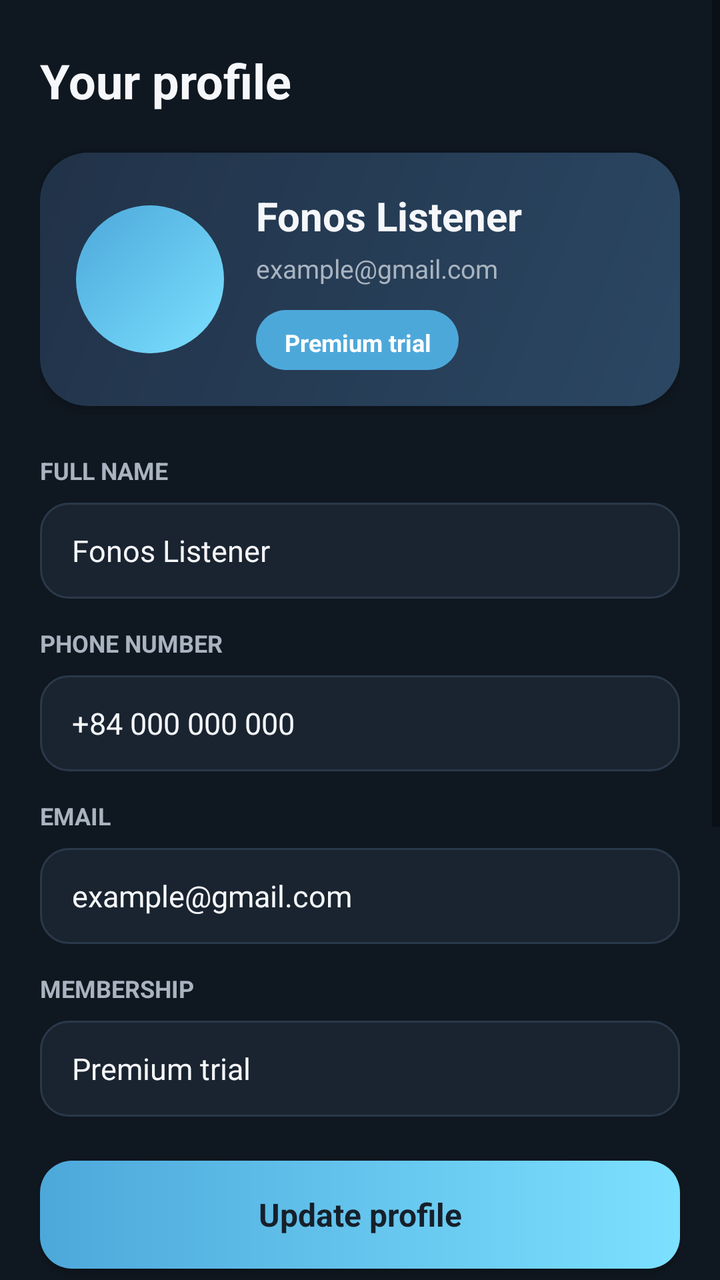
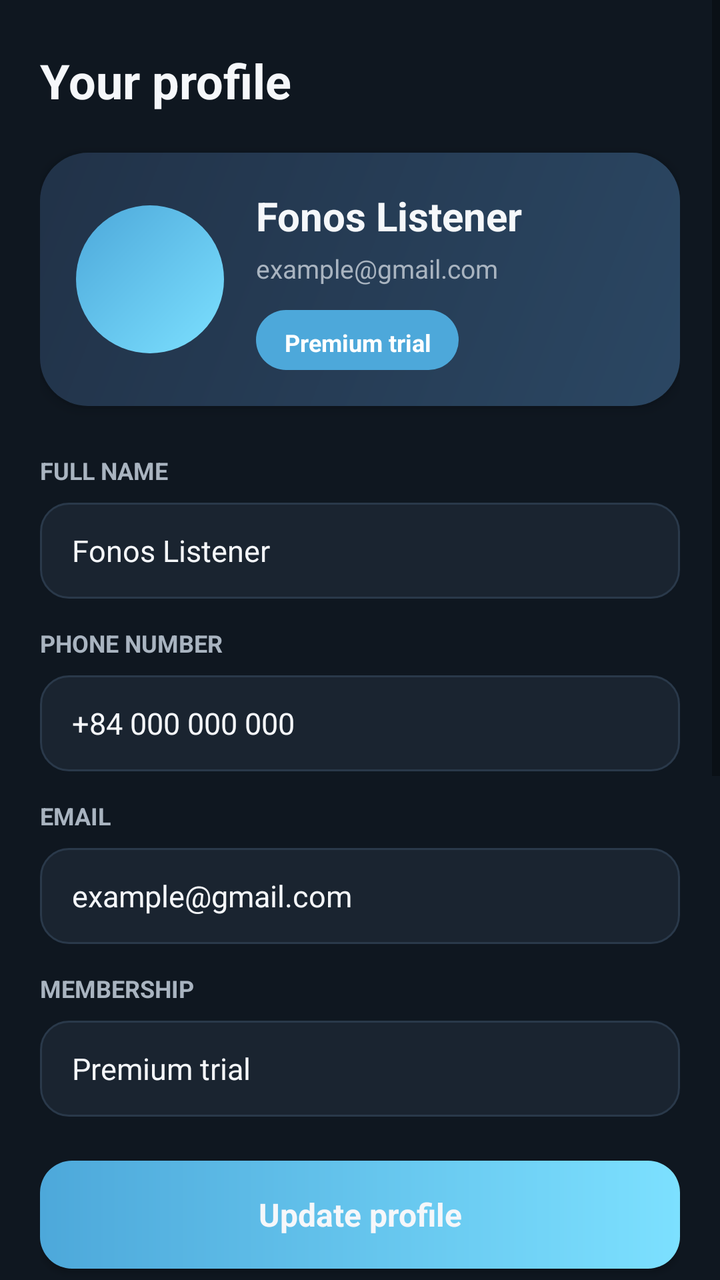

Before-and-after screenshots of an Android layout around one commit, followed by the original layout XML and the change that was made.
<!-- AndroidManifest.xml: application theme Theme.Fonosfinal -->
<!-- res/layout/fragment_profile.xml -->
<?xml version="1.0" encoding="utf-8"?>
<ScrollView xmlns:android="http://schemas.android.com/apk/res/android"
    android:layout_width="match_parent"
    android:layout_height="match_parent"
    android:background="@color/background"
    android:fillViewport="true">

    <LinearLayout
        android:layout_width="match_parent"
        android:layout_height="wrap_content"
        android:orientation="vertical"
        android:paddingStart="20dp"
        android:paddingTop="24dp"
        android:paddingEnd="20dp"
        android:paddingBottom="24dp">

        <TextView
            android:id="@+id/text_profile_header"
            style="@style/FonosHeadingLarge"
            android:text="Your profile" />

        <LinearLayout
            android:id="@+id/layout_profile_card"
            android:layout_width="match_parent"
            android:layout_height="wrap_content"
            android:layout_marginTop="20dp"
            android:background="@drawable/bg_hero_card_gradient"
            android:elevation="4dp"
            android:gravity="center_vertical"
            android:orientation="horizontal"
            android:padding="18dp">

            <View
                android:id="@+id/view_profile_avatar"
                android:layout_width="74dp"
                android:layout_height="74dp"
                android:background="@drawable/bg_avatar_placeholder" />

            <LinearLayout
                android:layout_width="0dp"
                android:layout_height="wrap_content"
                android:layout_marginStart="16dp"
                android:layout_weight="1"
                android:orientation="vertical">

                <TextView
                    android:id="@+id/text_profile_name"
                    android:layout_width="match_parent"
                    android:layout_height="wrap_content"
                    android:text="Fonos Listener"
                    android:textColor="@color/text_primary"
                    android:textSize="20sp"
                    android:textStyle="bold" />

                <TextView
                    android:id="@+id/text_profile_email"
                    android:layout_width="match_parent"
                    android:layout_height="wrap_content"
                    android:layout_marginTop="4dp"
                    android:text="example@gmail.com"
                    android:textColor="@color/text_secondary"
                    android:textSize="13sp" />

                <TextView
                    android:id="@+id/text_profile_status"
                    android:layout_width="wrap_content"
                    android:layout_height="30dp"
                    android:layout_marginTop="12dp"
                    android:background="@drawable/bg_chip_selected"
                    android:gravity="center"
                    android:paddingStart="14dp"
                    android:paddingEnd="14dp"
                    android:text="Premium trial"
                    android:textColor="@color/chip_selected_text"
                    android:textSize="12sp"
                    android:textStyle="bold" />
            </LinearLayout>
        </LinearLayout>

        <TextView
            style="@style/FonosProfileLabel"
            android:layout_marginTop="24dp"
            android:text="FULL NAME" />

        <TextView
            style="@style/FonosProfileField"
            android:text="Fonos Listener" />

        <TextView
            style="@style/FonosProfileLabel"
            android:text="PHONE NUMBER" />

        <TextView
            style="@style/FonosProfileField"
            android:text="+84 000 000 000" />

        <TextView
            style="@style/FonosProfileLabel"
            android:text="EMAIL" />

        <TextView
            style="@style/FonosProfileField"
            android:text="example@gmail.com" />

        <TextView
            style="@style/FonosProfileLabel"
            android:text="MEMBERSHIP" />

        <TextView
            style="@style/FonosProfileField"
            android:text="Premium trial" />

        <Button
            android:id="@+id/button_update_profile"
            android:layout_width="match_parent"
            android:layout_height="54dp"
            android:layout_marginTop="22dp"
            android:background="@drawable/bg_button_primary"
            android:backgroundTint="@null"
            android:text="Update profile"
            android:textAllCaps="false"
            android:textColor="@color/primary_variant"
            android:textSize="16sp"
            android:textStyle="bold" />

        <TextView
            android:id="@+id/text_profile_settings"
            style="@style/FonosHeadingMedium"
            android:layout_marginTop="28dp"
            android:text="Settings" />

        <LinearLayout
            android:id="@+id/layout_profile_settings"
            android:layout_width="match_parent"
            android:layout_height="wrap_content"
            android:layout_marginTop="14dp"
            android:orientation="vertical">

            <LinearLayout
                style="@style/FonosLibraryCard"
                android:layout_width="match_parent"
                android:layout_height="wrap_content">

                <ImageView
                    style="@style/FonosLibraryCardIcon"
                    android:contentDescription="Notifications"
                    android:padding="12dp"
                    android:src="@drawable/ic_notification" />

                <LinearLayout style="@style/FonosBookRowTextGroup">
                    <TextView
                        style="@style/FonosBookRowTitle"
                        android:text="Notifications" />
                    <TextView
                        style="@style/FonosBookRowSubtitle"
                        android:text="Listening reminders and new releases" />
                </LinearLayout>
            </LinearLayout>

            <LinearLayout
                style="@style/FonosLibraryCard"
                android:layout_width="match_parent"
                android:layout_height="wrap_content"
                android:layout_marginTop="12dp">

                <ImageView
                    style="@style/FonosLibraryCardIcon"
                    android:contentDescription="Downloads"
                    android:padding="12dp"
                    android:src="@drawable/ic_download" />

                <LinearLayout style="@style/FonosBookRowTextGroup">
                    <TextView
                        style="@style/FonosBookRowTitle"
                        android:text="Downloads" />
                    <TextView
                        style="@style/FonosBookRowSubtitle"
                        android:text="Offline audiobook preferences" />
                </LinearLayout>
            </LinearLayout>

            <LinearLayout
                style="@style/FonosLibraryCard"
                android:layout_width="match_parent"
                android:layout_height="wrap_content"
                android:layout_marginTop="12dp">

                <ImageView
                    style="@style/FonosLibraryCardIcon"
                    android:contentDescription="Help"
                    android:padding="12dp"
                    android:src="@drawable/ic_headphones" />

                <LinearLayout style="@style/FonosBookRowTextGroup">
                    <TextView
                        style="@style/FonosBookRowTitle"
                        android:text="Help center" />
                    <TextView
                        style="@style/FonosBookRowSubtitle"
                        android:text="Support for your listening account" />
                </LinearLayout>
            </LinearLayout>
        </LinearLayout>
    </LinearLayout>
</ScrollView>
<!-- resources referenced by this layout -->
<resources>
  <color name="background">#0F1720</color>
  <color name="chip_selected_text">#FFFFFF</color>
  <color name="primary_variant">#16202B</color>
  <color name="text_primary">#F5F7FA</color>
  <color name="text_secondary">#A9B4C0</color>
  <!-- drawable bg_avatar_placeholder (drawable) -->
  <?xml version="1.0" encoding="utf-8"?>
  <shape xmlns:android="http://schemas.android.com/apk/res/android"
      android:shape="oval">
      <gradient
          android:angle="315"
          android:endColor="@color/accent"
          android:startColor="@color/secondary" />
  </shape>
  <style name="FonosBookRowTextGroup">
          <item name="android:layout_width">0dp</item>
          <item name="android:layout_height">wrap_content</item>
          <item name="android:layout_marginStart">14dp</item>
          <item name="android:layout_weight">1</item>
          <item name="android:orientation">vertical</item>
      </style>
  <style name="FonosHeadingLarge">
          <item name="android:layout_width">match_parent</item>
          <item name="android:layout_height">wrap_content</item>
          <item name="android:textColor">@color/text_primary</item>
          <item name="android:textSize">24sp</item>
          <item name="android:textStyle">bold</item>
      </style>
  <style name="FonosHeadingMedium">
          <item name="android:layout_width">match_parent</item>
          <item name="android:layout_height">wrap_content</item>
          <item name="android:textColor">@color/text_primary</item>
          <item name="android:textSize">20sp</item>
          <item name="android:textStyle">bold</item>
      </style>
  <style name="FonosLibraryCardIcon">
          <item name="android:layout_width">48dp</item>
          <item name="android:layout_height">48dp</item>
          <item name="android:background">@drawable/bg_icon_circle</item>
      </style>
  <style name="FonosProfileLabel">
          <item name="android:layout_width">match_parent</item>
          <item name="android:layout_height">wrap_content</item>
          <item name="android:layout_marginTop">14dp</item>
          <item name="android:textColor">@color/text_secondary</item>
          <item name="android:textSize">12sp</item>
          <item name="android:textStyle">bold</item>
      </style>
  <style name="Theme.Fonosfinal" parent="Base.Theme.Fonosfinal" />
  <color name="accent">#7CE0FF</color>
  <color name="secondary">#4DA8DA</color>
  <color name="ripple_accent">#337CE0FF</color>
  <color name="chip_selected_bg">#4DA8DA</color>
  <color name="card_gradient_end">#2B4763</color>
  <color name="card_gradient_start">#213248</color>
  <!-- drawable bg_icon_circle (drawable) -->
  <?xml version="1.0" encoding="utf-8"?>
  <ripple xmlns:android="http://schemas.android.com/apk/res/android"
      android:color="@color/ripple_surface">
      <item>
          <shape android:shape="oval">
              <solid android:color="@color/surface_light" />
          </shape>
      </item>
  </ripple>
  <color name="ripple_surface">#26334455</color>
  <color name="surface">#182331</color>
  <color name="divider">#2A394A</color>
  <color name="surface_light">#223244</color>
  <color name="input_bg">#1A2430</color>
  <color name="primary">#1E2A38</color>
  <!-- unchanged entries left out for length: 13 -->
</resources>

<!-- the commit's change to res/layout/fragment_profile.xml (unified diff, before → after) -->
@@ -119,8 +119,21 @@
             android:backgroundTint="@null"
             android:text="Update profile"
             android:textAllCaps="false"
-            android:textColor="@color/primary_variant"
+            android:textColor="@color/text_primary"
             android:textSize="16sp"
+            android:textStyle="bold" />
+
+        <Button
+            android:id="@+id/button_logout"
+            android:layout_width="match_parent"
+            android:layout_height="52dp"
+            android:layout_marginTop="12dp"
+            android:background="@drawable/bg_button_outline_dark"
+            android:backgroundTint="@null"
+            android:text="Log out"
+            android:textAllCaps="false"
+            android:textColor="@color/accent"
+            android:textSize="15sp"
             android:textStyle="bold" />
 
         <TextView
<!-- resource entries referenced after the edit -->
@@ -14,6 +14,20 @@
           android:endColor="@color/accent"
           android:startColor="@color/secondary" />
   </shape>
+  <!-- drawable bg_button_outline_dark (drawable) -->
+  <?xml version="1.0" encoding="utf-8"?>
+  <ripple xmlns:android="http://schemas.android.com/apk/res/android"
+      android:color="@color/ripple_surface">
+      <item>
+          <shape>
+              <solid android:color="@color/surface" />
+              <stroke
+                  android:width="1dp"
+                  android:color="@color/secondary" />
+              <corners android:radius="16dp" />
+          </shape>
+      </item>
+  </ripple>
   <style name="FonosBookRowTextGroup">
           <item name="android:layout_width">0dp</item>
           <item name="android:layout_height">wrap_content</item>
